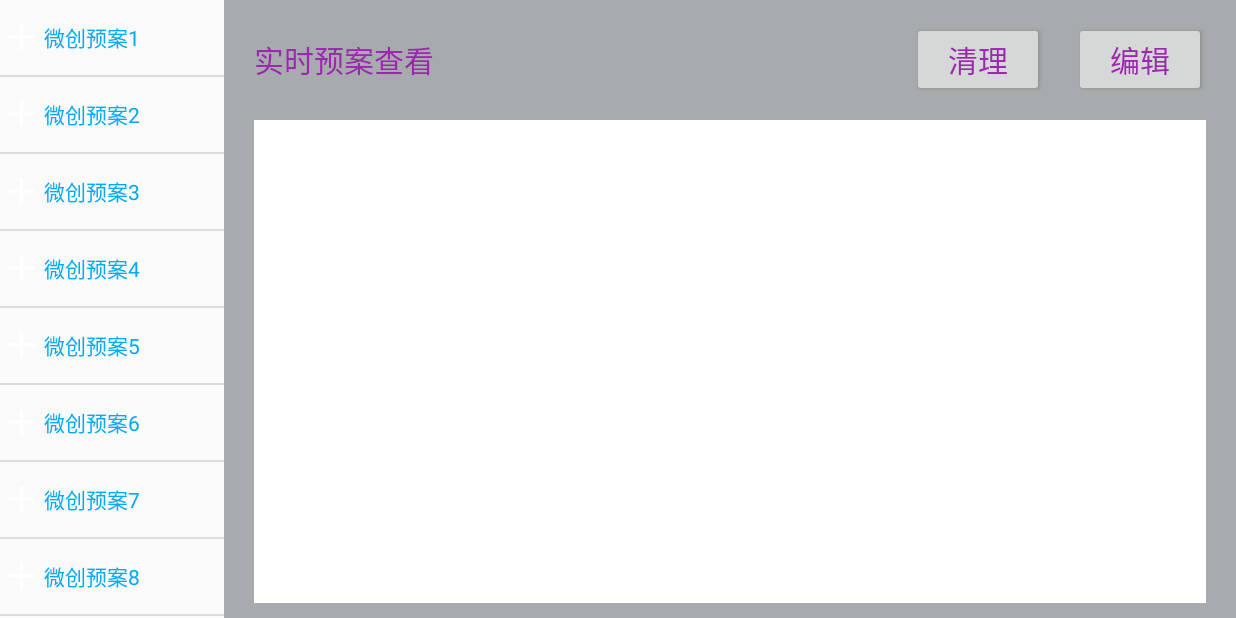
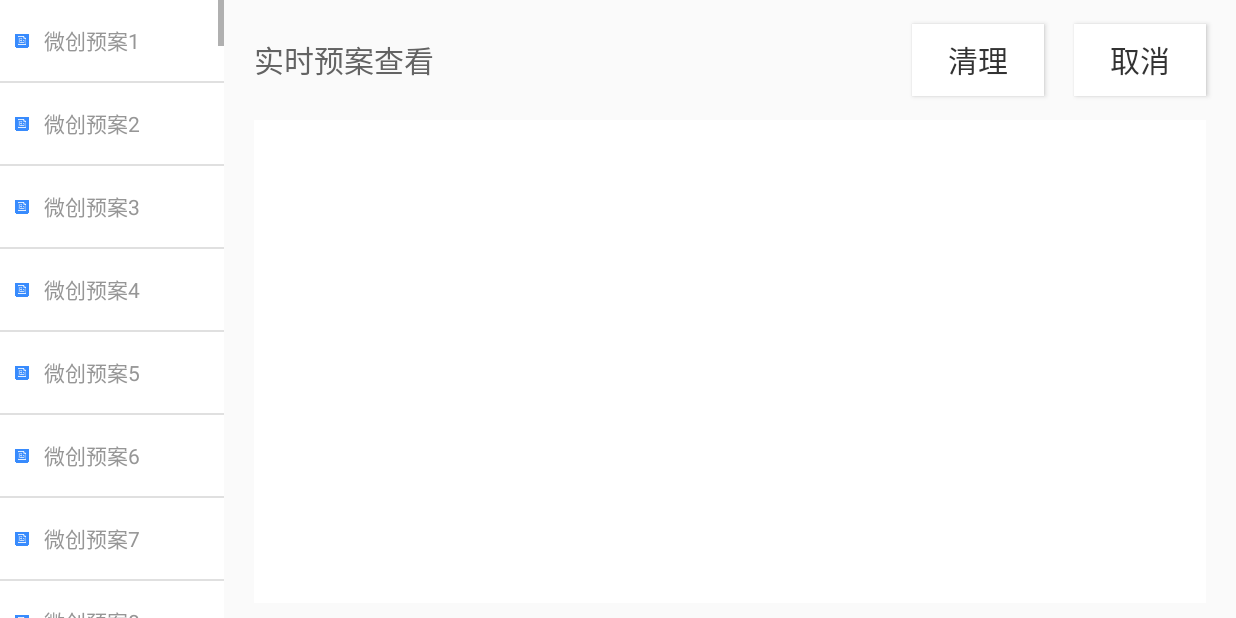
Before and after one commit to hanouba/armsMVP, an Android app: the GreenActivity screen opened directly, with no data from a screen before it, after a tap on "编辑", on a phone screen of 824 x 412 dp (held sideways). Run offline under Robolectric (Android 15) with nearby library versions, the phone set to English and light mode, and no system bars; 4 statements that could not run were skipped.

Commit message:
修改ui 预案数据加载修改

```diff
--- a/fullvideo/src/main/java/com/hansen/fullvideo/TemplateAdapter.java
+++ b/fullvideo/src/main/java/com/hansen/fullvideo/TemplateAdapter.java
@@ -39,7 +39,8 @@ public class TemplateAdapter extends ArrayAdapter<TemplateBean> {
         View view= LayoutInflater.from(getContext()).inflate(resourceId,parent,false);
         ImageView tempImage = (ImageView) view.findViewById(R.id.temp_image);
         TextView tempName =(TextView) view.findViewById(R.id.temp_name);
-        tempImage.setImageResource(templateBean.getImageId());
+
+        tempImage.setImageResource(R.mipmap.icon_temp_selected);
         tempName.setText(templateBean.getTextName());
         return view;
     }
--- a/fullvideo/src/main/res/layout/activity_green.xml
+++ b/fullvideo/src/main/res/layout/activity_green.xml
@@ -8,6 +8,7 @@
     tools:context=".GreenActivity">
 
     <ListView
+        android:background="#FFF"
         android:id="@+id/lv_template"
         android:layout_width="0dp"
         android:layout_height="match_parent"
@@ -19,7 +20,7 @@
         android:layout_width="0dp"
         android:layout_height="match_parent"
         android:layout_weight="9"
-        android:background="@color/textBorder"
+        android:background="@color/color_fafafa"
         android:orientation="vertical">
 
         <RelativeLayout
@@ -33,7 +34,7 @@
                 android:layout_centerVertical="true"
                 android:layout_marginLeft="20dp"
                 android:text="实时预案查看"
-                android:textColor="@color/courseTable2"
+                android:textColor="@color/color_636363"
                 android:textSize="20sp" />
 
             <Button
@@ -43,8 +44,9 @@
                 android:layout_alignParentRight="true"
                 android:layout_centerVertical="true"
                 android:layout_marginRight="20dp"
+                android:background="#FFF"
                 android:text="编辑"
-                android:textColor="@color/courseTable2"
+                android:textColor="@color/color_323232"
                 android:textSize="20sp" />
 
             <Button
@@ -52,11 +54,11 @@
                 android:id="@+id/bt_clean"
                 android:layout_width="wrap_content"
                 android:layout_height="wrap_content"
-
+                android:background="#FFF"
                 android:layout_centerVertical="true"
                 android:layout_marginRight="20dp"
                 android:text="清理"
-                android:textColor="@color/courseTable2"
+                android:textColor="@color/color_323232"
                 android:textSize="20sp" />
 
         </RelativeLayout>
--- a/fullvideo/src/main/res/layout/item_template.xml
+++ b/fullvideo/src/main/res/layout/item_template.xml
@@ -1,7 +1,7 @@
 <?xml version="1.0" encoding="utf-8"?>
 <LinearLayout xmlns:android="http://schemas.android.com/apk/res/android"
     android:layout_width="match_parent"
-    android:layout_height="50dp"
+    android:layout_height="54dp"
 
     android:orientation="horizontal">
 
@@ -10,6 +10,8 @@
         android:id="@+id/temp_image"
         android:layout_width="0dp"
         android:layout_weight="1"
+        android:padding="10dp"
+        android:scaleType="fitCenter"
         android:src="@mipmap/fab_add"
         android:layout_height="match_parent"/>
 
@@ -18,7 +20,7 @@
         android:id="@+id/temp_name"
         android:layout_weight="4"
         android:layout_width="0dp"
-        android:textColor="@color/courseTable3"
+        android:textColor="@color/color_969696"
         android:layout_height="match_parent"/>
 
 </LinearLayout>
--- a/fullvideo/src/main/res/values/colors.xml
+++ b/fullvideo/src/main/res/values/colors.xml
@@ -9,7 +9,13 @@
 
     <color name="courseTable1">#FF9800</color>
     <color name="courseTable2">#9C27B0</color>
-    <color name="courseTable3">#03A9F4</color>
+    <color name="courseTable3">#388BFD</color>
     <color name="courseTable4">#F44336</color>
     <color name="courseTable5">#8BC34A</color>
+    <color name="color_f1f3f5">#F1F3F5</color>
+    <color name="color_388BFD">#388BFD</color>
+    <color name="color_969696">#969696</color>
+    <color name="color_fafafa">#FAFAFA</color>
+    <color name="color_636363">#636363</color>
+    <color name="color_323232">#323232</color>
 </resources>
```
Also changed, not shown: fullvideo/src/main/java/com/hansen/fullvideo/GreenActivity.java (+112 -61 lines), fullvideo/src/main/java/com/hansen/fullvideo/MainActivity.java (+32 -11 lines), fullvideo/src/main/java/com/hansen/fullvideo/bean/BigScreenBean.java (+5 -15 lines), fullvideo/src/main/java/com/hansen/fullvideo/dao/DBHelper.java (+14 -10 lines), fullvideo/src/main/res/mipmap-xxhdpi/icon_temp_selected.png (added), fullvideo/src/main/res/mipmap-xxhdpi/icon_temp_unselected.png (added), fullvideo/src/main/res/mipmap-xxxhdpi/icon_delete.png (added), fullvideo/src/main/res/mipmap-xxxhdpi/icon_forselect.png (added), fullvideo/src/main/res/mipmap-xxxhdpi/icon_selected.png (added).
